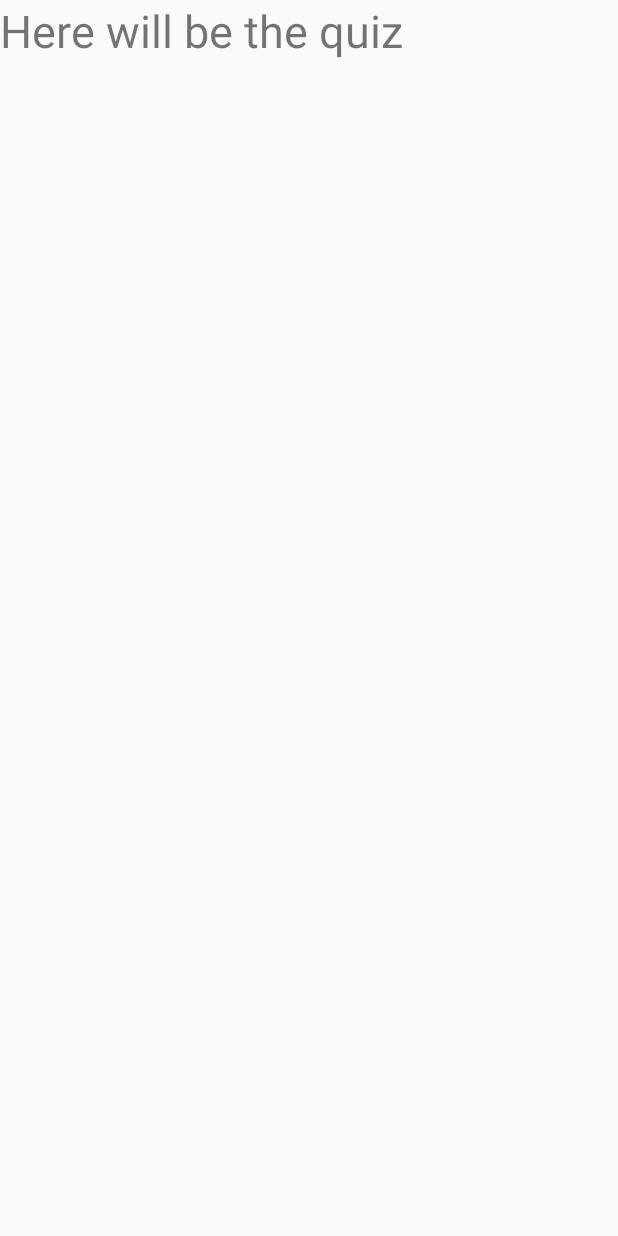
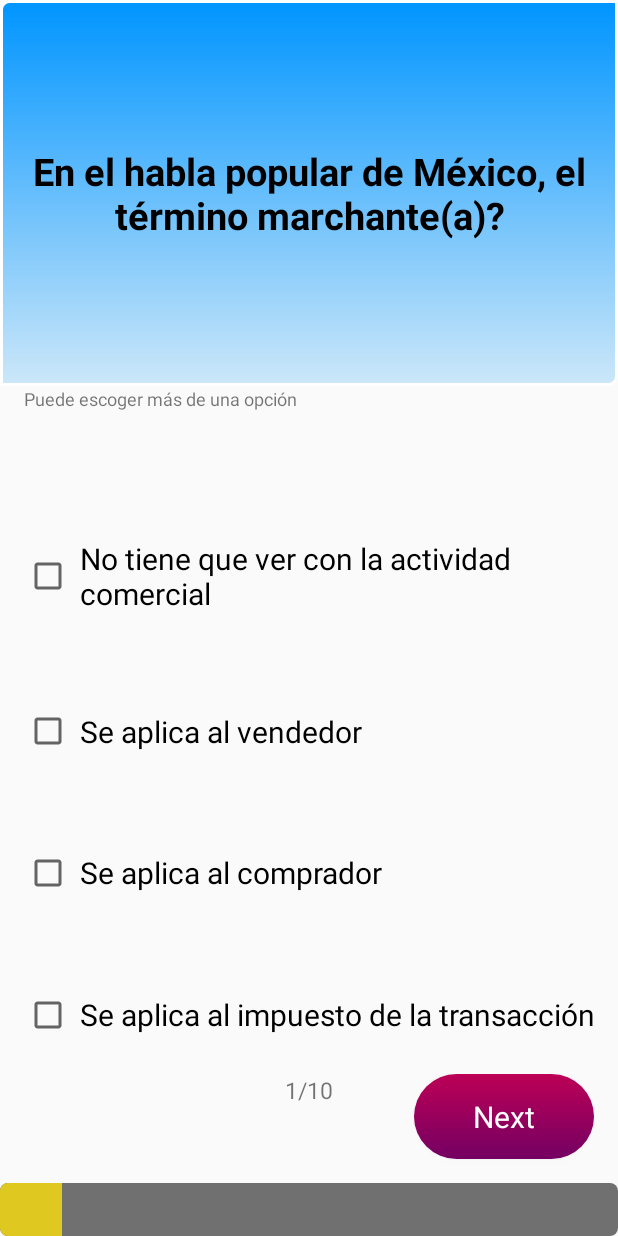
Before and after one commit to Yosolita1978/MexicanQuiz, an Android app: the screen it shows after launch (quizActivity before the commit, quizOneActivity after it), after a tap on "START", on a phone screen of 412 x 824 dp. Run offline under Robolectric (Android 15) with nearby library versions, the light colour scheme and no system bars.

Commit message:
Two first questions working.

```diff
--- a/app/src/main/AndroidManifest.xml
+++ b/app/src/main/AndroidManifest.xml
@@ -16,7 +16,9 @@
                 <category android:name="android.intent.category.LAUNCHER" />
             </intent-filter>
         </activity>
-        <activity android:name=".quizActivity"
+        <activity android:name=".quizOneActivity"
+            android:label="@string/quiz"/>
+        <activity android:name=".quizTwoActivity"
             android:label="@string/quiz"/>
     </application>
 
--- a/app/src/main/java/com/example/android/mexicanquiz/MainActivity.java
+++ b/app/src/main/java/com/example/android/mexicanquiz/MainActivity.java
@@ -1,12 +1,18 @@
 package com.example.android.mexicanquiz;
 
+import android.content.Context;
 import android.content.Intent;
+import android.content.SharedPreferences;
 import android.support.v7.app.AppCompatActivity;
 import android.os.Bundle;
 import android.view.View;
 import android.widget.Button;
 
 public class MainActivity extends AppCompatActivity {
+
+    public static final String MyPREFERENCES = "MyPrefs" ;
+
+    SharedPreferences sharedpreferences;
 
     @Override
     protected void onCreate(Bundle savedInstanceState) {
@@ -18,8 +24,19 @@ public class MainActivity extends AppCompatActivity {
         startButton.setOnClickListener(new View.OnClickListener() {
             @Override
             public void onClick(View view) {
-                Intent quizIntent = new Intent(MainActivity.this, quizActivity.class);
+
+                // Create Preferences file and clean it
+                sharedpreferences = getSharedPreferences(MyPREFERENCES, Context.MODE_PRIVATE);
+                SharedPreferences.Editor editor = sharedpreferences.edit();
+                editor.clear();
+                editor.apply();
+
+                // Call the beginning of the quiz.
+                Intent quizIntent = new Intent(MainActivity.this, quizOneActivity.class);
                 startActivity(quizIntent);
+
+                //Finish View once the Question is called.
+                finish();
             }
         });
     }
--- a/app/src/main/java/com/example/android/mexicanquiz/quizActivity.java
+++ /dev/null
@@ -1,18 +0,0 @@
-package com.example.android.mexicanquiz;
-
-import android.os.Bundle;
-import android.support.v7.app.AppCompatActivity;
-
-/**
- * Created by cristina on 3/15/18.
- */
-public class quizActivity extends AppCompatActivity {
-
-    @Override
-    protected void onCreate(Bundle savedInstanceState) {
-        super.onCreate(savedInstanceState);
-
-        // Set the content of the activity to use the activity_main.xml layout file
-        setContentView(R.layout.quiz_activity);
-    }
-}
--- /dev/null
+++ b/app/src/main/java/com/example/android/mexicanquiz/quizOneActivity.java
@@ -0,0 +1,112 @@
+package com.example.android.mexicanquiz;
+
+import android.content.Context;
+import android.content.Intent;
+import android.content.SharedPreferences;
+import android.os.Bundle;
+import android.support.v7.app.AppCompatActivity;
+import android.view.View;
+import android.widget.Button;
+import android.widget.CheckBox;
+
+/**
+ * Created by cristina on 3/15/18.
+ */
+public class quizOneActivity extends AppCompatActivity {
+
+    public static final String MyPREFERENCES = "MyPrefs" ;
+
+    SharedPreferences sharedpreferences;
+
+    public static final String quest1ans1 = "quest1ans1";
+    public static final String quest1ans2 = "quest1ans2";
+    public static final String quest1ans3 = "quest1ans3";
+    public static final String quest1ans4 = "quest1ans4";
+
+    @Override
+    protected void onCreate(Bundle savedInstanceState) {
+        super.onCreate(savedInstanceState);
+
+        // Set the content of the activity to use the quizone_activity.xml layout file
+        setContentView(R.layout.quizone_activity);
+
+        // Check the preferences function
+        checkPreferences();
+
+        // Create an event listener for the button
+        Button nextButton = (Button) findViewById(R.id.nextButton);
+
+        nextButton.setOnClickListener(new View.OnClickListener() {
+            @Override
+            public void onClick(View view) {
+
+                /* Call the second question of the Quiz */
+                Intent quiz2Intent = new Intent(quizOneActivity.this, quizTwoActivity.class);
+                startActivity(quiz2Intent);
+
+                //Save Preferences before going to the next Question
+                savePreferences();
+                finish();
+            }
+        });
+
+    }
+
+    private void checkPreferences() {
+
+        CheckBox checkboxFirstOption = (CheckBox) findViewById(R.id.checkboxFirstOption);
+        CheckBox checkboxSecondOption = (CheckBox) findViewById(R.id.checkboxSecondOption);
+        CheckBox checkboxThirdOption = (CheckBox) findViewById(R.id.checkboxThirdOption);
+        CheckBox checkboxFourOption = (CheckBox) findViewById(R.id.checkboxFourOption);
+
+        // Open Preferences file
+        sharedpreferences = getSharedPreferences(MyPREFERENCES, Context.MODE_PRIVATE);
+        SharedPreferences.Editor editor = sharedpreferences.edit();
+        //Get values from Preferences
+        boolean questAns1 = sharedpreferences.getBoolean(quest1ans1, false);
+        checkboxFirstOption.setChecked(questAns1);
+
+        boolean questAns2 = sharedpreferences.getBoolean(quest1ans2, false);
+        checkboxSecondOption.setChecked(questAns2);
+
+        boolean questAns3 = sharedpreferences.getBoolean(quest1ans3, false);
+        checkboxThirdOption.setChecked(questAns3);
+
+        boolean questAns4 = sharedpreferences.getBoolean(quest1ans4,false);
+        checkboxFourOption.setChecked(questAns4);
+
+        editor.apply();
+    }
+
+    private void savePreferences() {
+
+        CheckBox checkboxFirstOption = (CheckBox) findViewById(R.id.checkboxFirstOption);
+        CheckBox checkboxSecondOption = (CheckBox) findViewById(R.id.checkboxSecondOption);
+        CheckBox checkboxThirdOption = (CheckBox) findViewById(R.id.checkboxThirdOption);
+        CheckBox checkboxFourOption = (CheckBox) findViewById(R.id.checkboxFourOption);
+
+        // Open Preferences file
+        sharedpreferences = getSharedPreferences(MyPREFERENCES, Context.MODE_PRIVATE);
+        SharedPreferences.Editor editor = sharedpreferences.edit();
+
+        // Get value from CheckBox First Option
+        boolean questAns1 = checkboxFirstOption.isChecked();
+        editor.putBoolean(quest1ans1, questAns1);
+
+        // Get value from CheckBox Second Option
+        boolean questAns2 = checkboxSecondOption.isChecked();
+        editor.putBoolean(quest1ans2, questAns2);
+
+        // Get value form CheckBox Third Option
+        boolean questAns3 = checkboxThirdOption.isChecked();
+        editor.putBoolean(quest1ans3, questAns3);
+
+        // Get value form CheckBox Four Option
+        boolean questAns4 = checkboxFourOption.isChecked();
+        editor.putBoolean(quest1ans4, questAns4);
+
+        //Apply changes to the sharedPreferences
+        editor.apply();
+    }
+
+}
--- /dev/null
+++ b/app/src/main/res/drawable/questiongradient.xml
@@ -0,0 +1,19 @@
+<?xml version="1.0" encoding="utf-8"?>
+<shape xmlns:android="http://schemas.android.com/apk/res/android">
+    <gradient android:angle="-45"
+        android:startColor="@color/startquestion"
+        android:endColor="@color/endquestion" />
+
+    <stroke
+        android:width="2dp"
+        android:color="#ffffff" />
+
+    <corners android:radius="1dp" android:bottomRightRadius="5dp"
+        android:bottomLeftRadius="0dp" android:topLeftRadius="5dp"
+        android:topRightRadius="0dp" />
+
+    <padding android:bottom="5dp"
+        android:left="5dp"
+        android:right="5dp"
+        android:top="5dp"/>
+</shape>
--- a/app/src/main/res/layout/quiz_activity.xml
+++ /dev/null
@@ -1,13 +0,0 @@
-<?xml version="1.0" encoding="utf-8"?>
-<LinearLayout xmlns:android="http://schemas.android.com/apk/res/android"
-    android:orientation="vertical"
-    android:layout_width="match_parent"
-    android:layout_height="match_parent">
-
-    <TextView
-        android:layout_width="wrap_content"
-        android:layout_height="wrap_content"
-        android:text="Here will be the quiz"
-        android:textSize="30dp"/>
-
-</LinearLayout>
--- /dev/null
+++ b/app/src/main/res/layout/quizone_activity.xml
@@ -0,0 +1,128 @@
+<?xml version="1.0" encoding="utf-8"?>
+<ScrollView xmlns:android="http://schemas.android.com/apk/res/android"
+    android:layout_width="match_parent"
+    android:layout_height="match_parent"
+    android:fillViewport="true">
+
+    <LinearLayout xmlns:tools="http://schemas.android.com/tools"
+        android:layout_width="match_parent"
+        android:layout_height="wrap_content"
+        android:orientation="vertical"
+        tools:context="com.example.android.mexicanquiz.quizOneActivity">
+
+        <TextView
+            android:layout_width="match_parent"
+            android:layout_height="wrap_content"
+            android:layout_weight="4"
+            android:text="@string/question1Text"
+            android:textSize="25sp"
+            android:textStyle="bold"
+            android:textColor="@android:color/background_dark"
+            android:background="@drawable/questiongradient"
+            android:gravity="center"/>
+
+        <TextView
+            android:layout_width="match_parent"
+            android:layout_height="wrap_content"
+            android:layout_marginLeft="16dp"
+            android:layout_marginStart="16dp"
+            android:layout_marginRight="16dp"
+            android:layout_marginEnd="16dp"
+            android:layout_weight="1"
+            android:text="@string/question1Text1"
+            android:textSize="12sp" />
+
+        <CheckBox
+            android:id="@+id/checkboxFirstOption"
+            android:layout_width="wrap_content"
+            android:layout_height="wrap_content"
+            android:layout_marginLeft="16dp"
+            android:layout_marginStart="16dp"
+            android:layout_marginTop="16dp"
+            android:layout_weight="1"
+            android:paddingLeft="5dp"
+            android:paddingStart="5dp"
+            android:text="@string/textviewQuestion1"
+            android:textSize="20sp" />
+
+        <CheckBox
+            android:id="@+id/checkboxSecondOption"
+            android:layout_width="wrap_content"
+            android:layout_height="wrap_content"
+            android:layout_marginLeft="16dp"
+            android:layout_marginStart="16dp"
+            android:layout_marginTop="16dp"
+            android:layout_weight="1"
+            android:paddingLeft="5dp"
+            android:paddingStart="5dp"
+            android:text="@string/imageviewQuestion1"
+            android:textSize="20sp" />
+
+        <CheckBox
+            android:id="@+id/checkboxThirdOption"
+            android:layout_width="wrap_content"
+            android:layout_height="wrap_content"
+            android:layout_marginLeft="16dp"
+            android:layout_marginStart="16dp"
+            android:layout_marginTop="16dp"
+            android:layout_weight="1"
+            android:paddingLeft="5dp"
+            android:paddingStart="5dp"
+            android:text="@string/intentQuestion1"
+            android:textSize="20sp" />
+
+        <CheckBox
+            android:id="@+id/checkboxFourOption"
+            android:layout_width="wrap_content"
+            android:layout_height="wrap_content"
+            android:layout_marginLeft="16dp"
+            android:layout_marginStart="16dp"
+            android:layout_marginTop="16dp"
+            android:layout_weight="1"
+            android:paddingLeft="5dp"
+            android:paddingStart="5dp"
+            android:text="@string/buttonQuestion1"
+            android:textSize="20sp" />
+
+        <RelativeLayout
+            android:layout_width="match_parent"
+            android:layout_height="wrap_content"
+            android:layout_weight="0">
+
+            <TextView
+                android:layout_width="wrap_content"
+                android:layout_height="wrap_content"
+                android:layout_centerHorizontal="true"
+                android:text="@string/text1of10"
+                android:textSize="15sp" />
+
+            <Button
+                android:id="@+id/nextButton"
+                android:layout_width="120dp"
+                android:layout_height="wrap_content"
+                android:layout_alignParentRight="true"
+                android:layout_alignParentEnd="true"
+                android:layout_marginBottom="16dp"
+                android:layout_marginRight="16dp"
+                android:layout_marginEnd="16dp"
+                android:text="@string/nextTextButton"
+                android:textSize="20sp"
+                android:textColor="@android:color/white"
+                android:background="@drawable/buttonstyle"
+                style="@style/Widget.AppCompat.ImageButton"/>
+
+        </RelativeLayout>
+
+        <ProgressBar
+            android:id="@+id/determinateBar"
+            style="@android:style/Widget.ProgressBar.Horizontal"
+            android:layout_width="match_parent"
+            android:layout_height="35dp"
+            android:layout_weight="0"
+            android:progress="@string/progressBarValue1"
+            android:progressBackgroundTint="@color/colorProgressBackgroundTint"
+            android:progressTint="@color/colorProgressTint" />
+
+
+    </LinearLayout>
+</ScrollView>
--- a/app/src/main/res/values/colors.xml
+++ b/app/src/main/res/values/colors.xml
@@ -5,4 +5,9 @@
     <color name="colorAccent">#FF4081</color>
     <color name="startbutton">#BC0056</color>
     <color name="endbutton">#730062</color>
+    <color name="startquestion">#0095ff</color>
+    <color name="endquestion">#cce7f9</color>
+    <color name="colorTextPrimary">#6d6d6d</color>
+    <color name="colorProgressBackgroundTint">#707070</color>
+    <color name="colorProgressTint">#dfc921</color>
 </resources>
--- a/app/src/main/res/values/strings.xml
+++ b/app/src/main/res/values/strings.xml
@@ -1,4 +1,27 @@
 <resources>
     <string name="app_name">Mexican Quiz</string>
     <string name="quiz">Quiz</string>
+
+    <string name="nextTextButton">Next</string>
+    <string name="previousTextButton">Previous</string>
+
+    <string name="question1">Question 1</string>
+
+
+    <!-- Question 1 -->
+    <string name="text1of10">1/10</string>
+    <string name="question1Text">En el habla popular de México, el término "marchante(a)"?</string>
+    <string name="question1Text1">Puede escoger más de una opción</string>
+    <string name="textviewQuestion1">No tiene que ver con la actividad comercial </string>
+    <string name="imageviewQuestion1">Se aplica al vendedor </string>
+    <string name="intentQuestion1">Se aplica al comprador </string>
+    <string name="buttonQuestion1">Se aplica al impuesto de la transacción </string>
+    <string name="progressBarValue1">10</string>
+
+    <!-- Question 2 -->
+    <string name="text2of10">2/10</string>
+    <string name="progressBarValue2">20</string>
+    <string name="question2Text">2. Quién escribió "La muerte de Artemio Cruz"?</string>
+    <string name="question2Hint">Escriba su respuesta acá</string>
+
 </resources>
```
Also changed, not shown: app/src/main/java/com/example/android/mexicanquiz/quizTwoActivity.java (added, +18 -0 lines), app/src/main/res/layout/quiztwo_activity.xml (added, +101 -0 lines).
